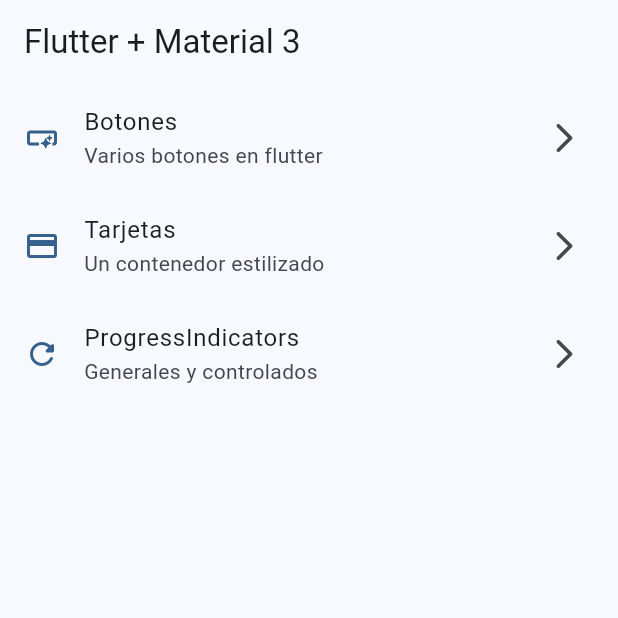
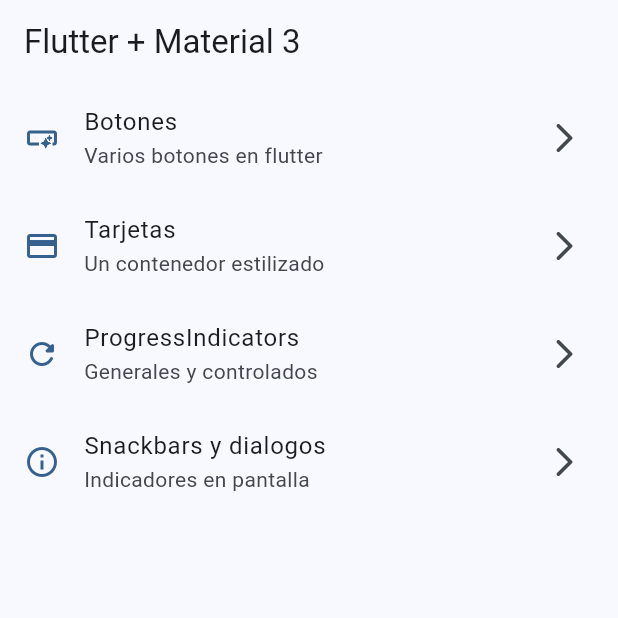
Before and after one commit to rgonzs/widgets_app, a Flutter app: the screen it shows after launch, on a phone screen of 412 x 824 dp, the top half of it. Run offline on Flutter 3.47's test engine with Material 3 defaults, Android fonts, the phone set to English and light mode, and no system bars; our stand-ins replace go_router.

Commit message:
snackbar y dialogs agregados

```diff
--- a/lib/config/menu/menu_items.dart
+++ b/lib/config/menu/menu_items.dart
@@ -33,4 +33,10 @@ const appMenuItems = <MenuItem>[
     link: '/progress',
     icon: Icons.refresh_rounded,
   ),
+  MenuItem(
+    title: 'Snackbars y dialogos',
+    subTitle: 'Indicadores en pantalla',
+    link: '/snackbars',
+    icon: Icons.info_outline,
+  ),
 ];
--- a/lib/config/router/app_router.dart
+++ b/lib/config/router/app_router.dart
@@ -23,6 +23,11 @@ final appRouter = GoRouter(
       path: '/progress',
       name: ProgressScreen.name,
       builder: (context, state) => const ProgressScreen(),
+    ),
+    GoRoute(
+      path: '/snackbars',
+      name: SnackbarScreen.name,
+      builder: (context, state) => const SnackbarScreen(),
     )
   ],
 );
--- a/lib/main.dart
+++ b/lib/main.dart
@@ -12,6 +12,7 @@ class MainApp extends StatelessWidget {
   @override
   Widget build(BuildContext context) {
     return MaterialApp.router(
+      title: 'Flutter Widgets',
       routerConfig: appRouter,
       debugShowCheckedModeBanner: false,
       theme: AppTheme(selectedColor: 0).getTheme(),
```
Also changed, not shown: lib/presentation/screens/snackbar/snackbar_screen.dart (+56 -1 lines).
